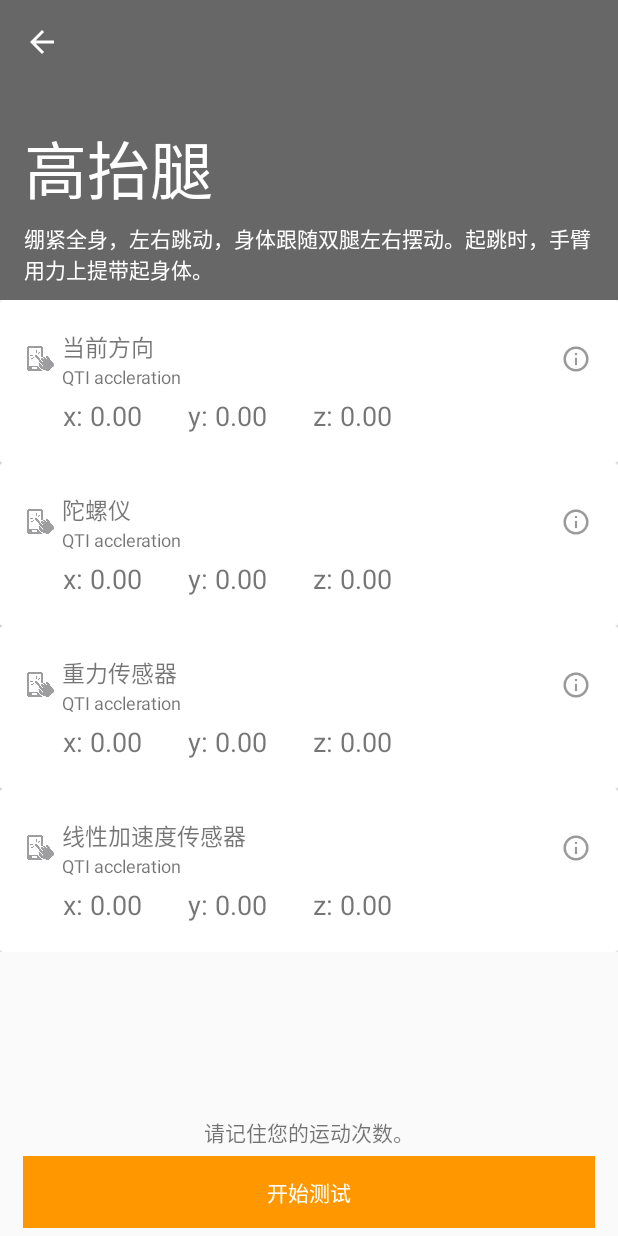
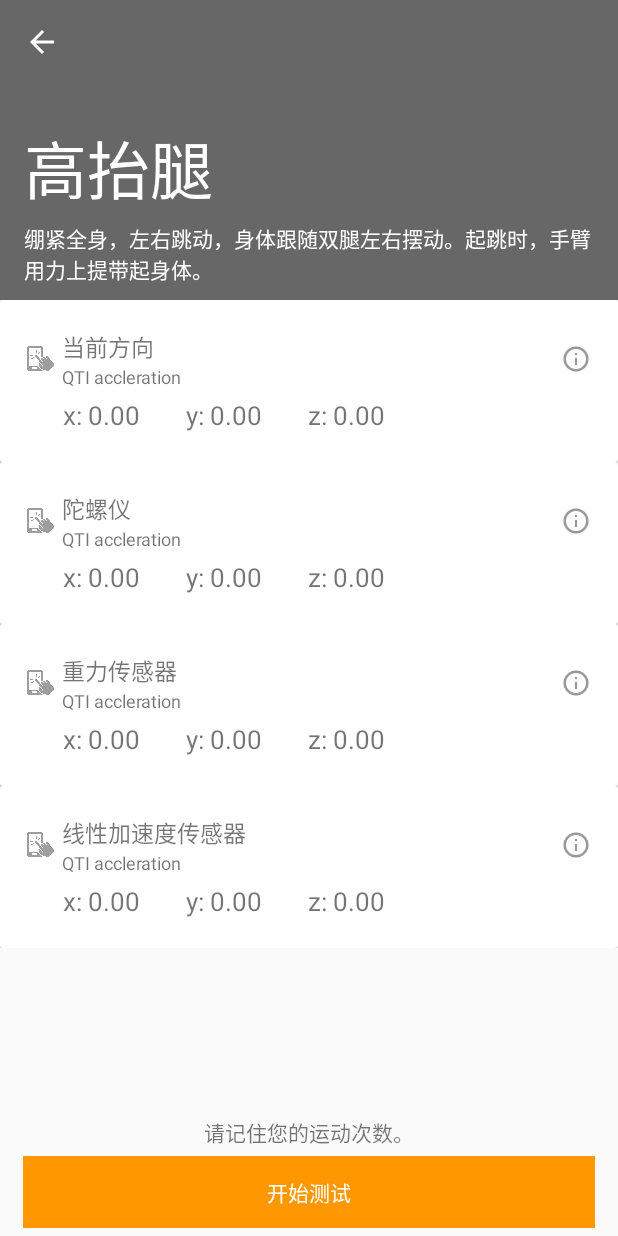
Before and after one commit to SailFlorve/MLDA, an Android app: the MonitorActivity screen opened directly, with no data from a screen before it, on a phone screen of 412 x 824 dp. Run offline under Robolectric (Android 15) with nearby library versions, the phone set to English and light mode, and no system bars; libraries missing offline, so code that uses them is left out: com.raizlabs.android; pictures from the network do not load; 23 statements that could not run were skipped.

Commit message:
修复传感器数据错位问题

```diff
--- a/app/src/main/res/layout/sensor_view.xml
+++ b/app/src/main/res/layout/sensor_view.xml
@@ -76,7 +76,7 @@
                 android:layout_marginLeft="24dp"
                 android:layout_marginRight="15dp"
                 android:text="x:123"
-                android:textSize="18sp" />
+                android:textSize="17sp" />
 
             <TextView
                 android:id="@+id/tv_sensor_y"
@@ -85,7 +85,7 @@
                 android:layout_marginLeft="15dp"
                 android:layout_marginRight="15dp"
                 android:text="y:123"
-                android:textSize="18sp" />
+                android:textSize="17sp" />
 
             <TextView
                 android:id="@+id/tv_sensor_z"
@@ -94,7 +94,7 @@
                 android:layout_marginLeft="15dp"
                 android:layout_marginRight="15dp"
                 android:text="z:123"
-                android:textSize="18sp" />
+                android:textSize="17sp" />
         </LinearLayout>
     </LinearLayout>
 </android.support.v7.widget.CardView>
```
